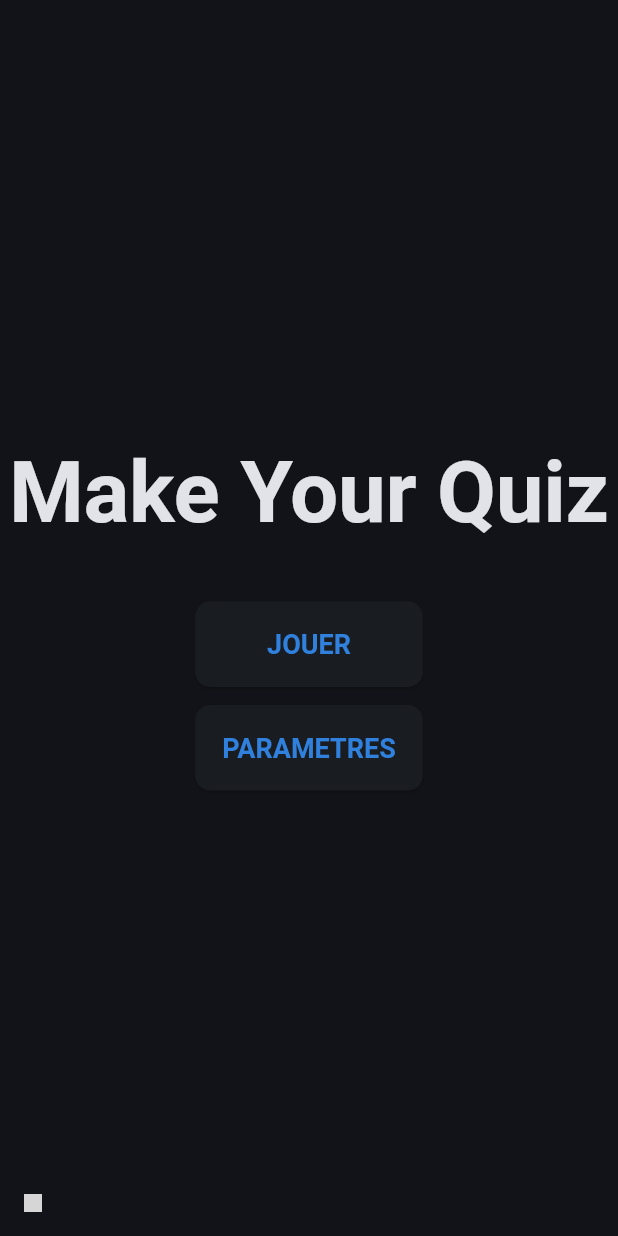
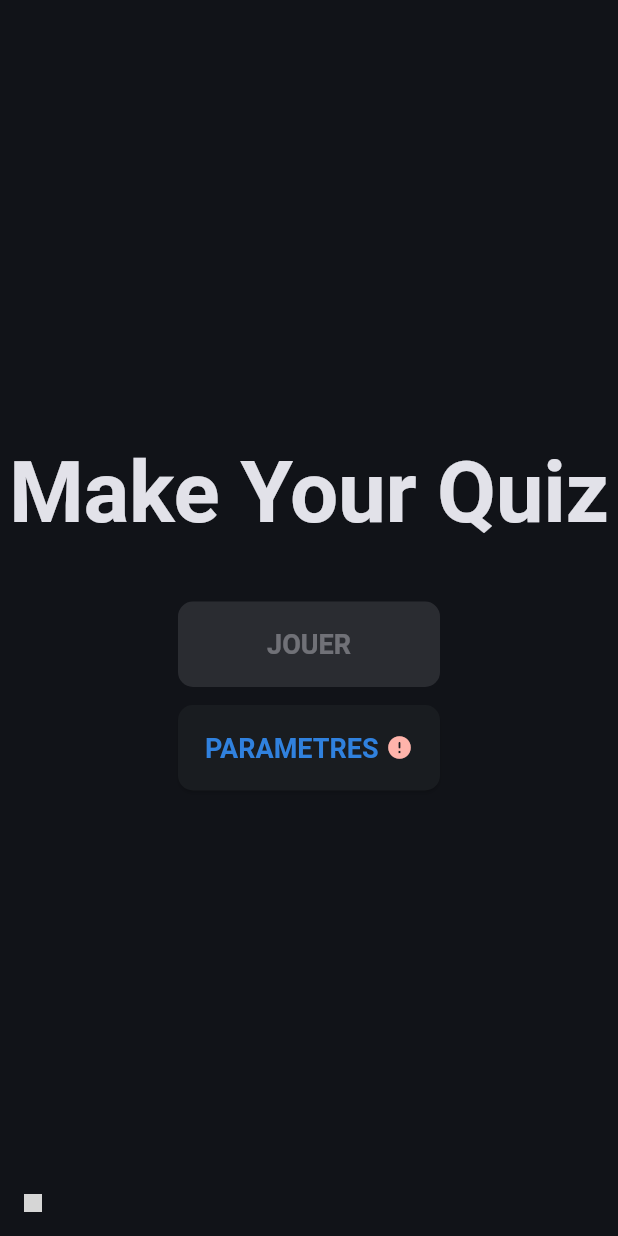
Before and after one commit to alexleboucher/make_your_quiz, a Flutter app: the screen it shows after launch, on a phone screen of 412 x 824 dp. Run offline on Flutter 3.47's test engine with Material 2 defaults, Android fonts, the phone set to English and light mode, and no system bars; our stand-ins replace beamer, equatable, flutter_bloc, google_fonts, hydrated_bloc; missing offline and left inert: day_night_switch; Roboto replaces fonts that are missing (Ubuntu); grey boxes are pictures that could not be loaded.

Commit message:
Improved home page to alert user settings not good

```diff
--- a/lib/home/view/home_page.dart
+++ b/lib/home/view/home_page.dart
@@ -1,6 +1,8 @@
 import 'package:beamer/beamer.dart';
 import 'package:flutter/material.dart';
+import 'package:flutter_bloc/flutter_bloc.dart';
 import 'package:google_fonts/google_fonts.dart';
+import 'package:make_your_quiz/app/cubit/settings_cubit.dart';
 import 'package:make_your_quiz/shared/widgets/app_scaffold.dart';
 import 'package:make_your_quiz/shared/widgets/app_text.dart';
 
@@ -9,6 +11,9 @@ class HomePage extends StatelessWidget {
 
   @override
   Widget build(BuildContext context) {
+    final questions =
+        context.select((SettingsCubit cubit) => cubit.state.questions);
+
     final buttonStyle = ButtonStyle(
       shape: MaterialStateProperty.all(
         RoundedRectangleBorder(
@@ -45,7 +50,7 @@ class HomePage extends StatelessWidget {
                 crossAxisAlignment: CrossAxisAlignment.stretch,
                 children: [
                   ElevatedButton(
-                    onPressed: () => print('Click'),
+                    onPressed: questions.isEmpty ? null : () => print('Click'),
                     style: buttonStyle,
                     child: const Text('JOUER'),
                   ),
@@ -53,7 +58,19 @@ class HomePage extends StatelessWidget {
                   ElevatedButton(
                     onPressed: () => context.beamToNamed('/settings'),
                     style: buttonStyle,
-                    child: const Text('PARAMETRES'),
+                    child: Row(
+                      mainAxisSize: MainAxisSize.min,
+                      children: [
+                        const Text('PARAMETRES'),
+                        if (questions.isEmpty) ...[
+                          const SizedBox(width: 5),
+                          Icon(
+                            Icons.error_rounded,
+                            color: Theme.of(context).colorScheme.error,
+                          ),
+                        ],
+                      ],
+                    ),
                   ),
                 ],
               ),
--- a/lib/model/question.dart
+++ b/lib/model/question.dart
@@ -14,7 +14,6 @@ class Question extends Equatable {
   factory Question.fromJson(Map<String, dynamic> json) =>
       _$QuestionFromJson(json);
 
-  @override
   Map<String, dynamic> toJson() => _$QuestionToJson(this);
 
   @override
```
